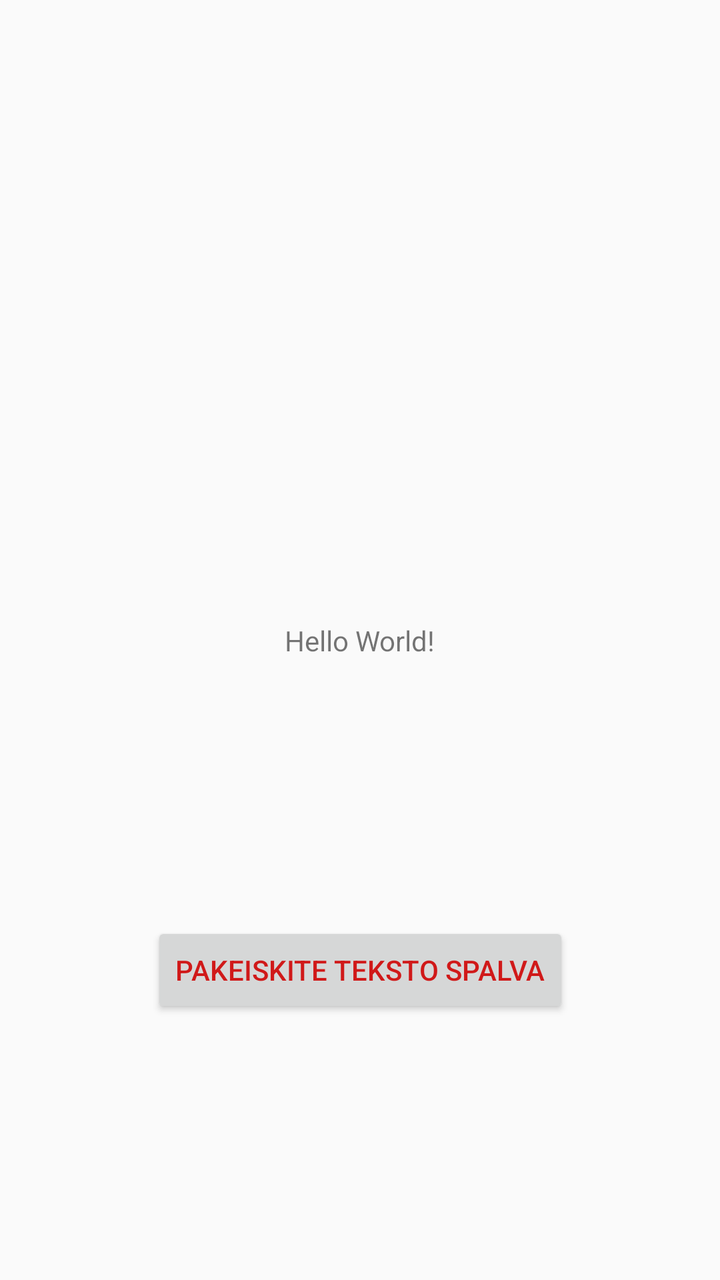
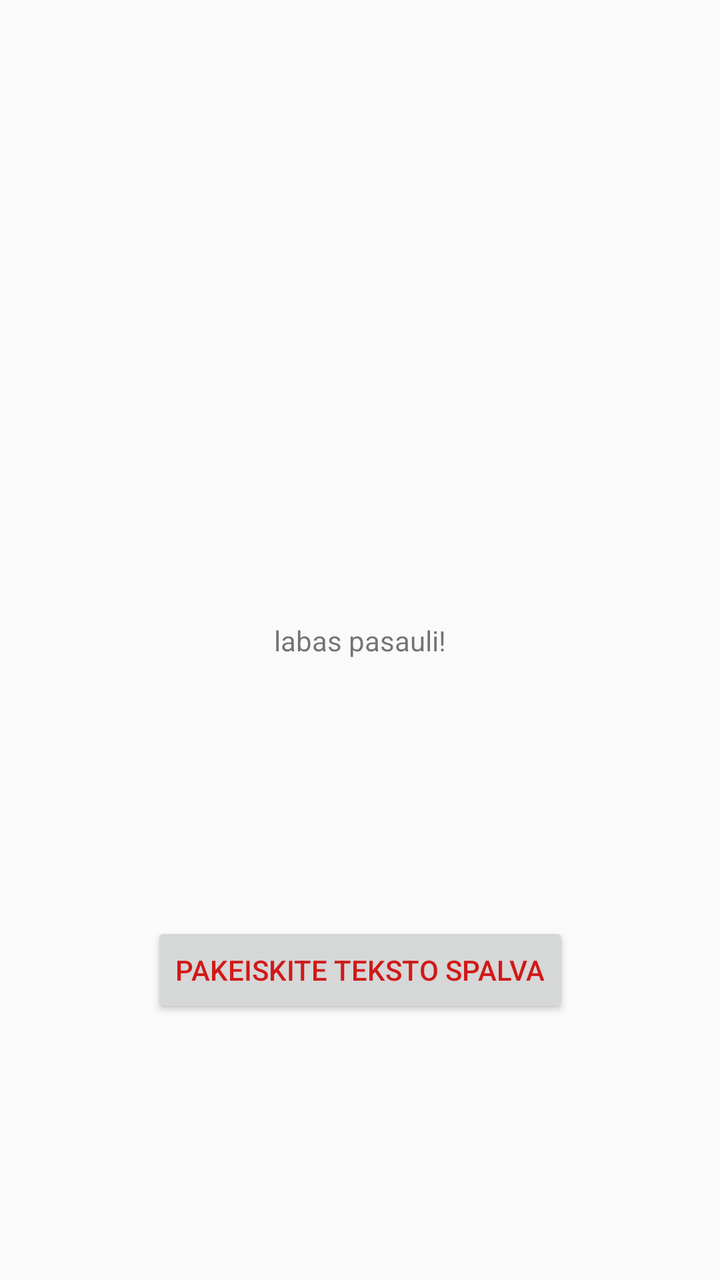

Compare the two renders of this Android layout. The source of the first and the diff that turns it into the second are given below.
<!-- AndroidManifest.xml: application theme Theme.MarTechPraktikosDarbas1 -->
<!-- res/layout/activity_main.xml -->
<?xml version="1.0" encoding="utf-8"?>
<androidx.constraintlayout.widget.ConstraintLayout xmlns:android="http://schemas.android.com/apk/res/android"
    xmlns:app="http://schemas.android.com/apk/res-auto"
    xmlns:tools="http://schemas.android.com/tools"
    android:id="@+id/main"
    android:layout_width="match_parent"
    android:layout_height="match_parent"
    tools:context=".MainActivity">

    <TextView
        android:id="@+id/textView"
        android:layout_width="wrap_content"
        android:layout_height="wrap_content"
        android:text="Hello World!"
        app:layout_constraintBottom_toBottomOf="parent"
        app:layout_constraintEnd_toEndOf="parent"
        app:layout_constraintStart_toStartOf="parent"
        app:layout_constraintTop_toTopOf="parent" />

    <Button
        android:id="@+id/btn"
        android:layout_width="wrap_content"
        android:layout_height="wrap_content"
        android:textColor="@color/red"
        android:text="Pakeiskite teksto spalva"
        app:layout_constraintBottom_toBottomOf="parent"
        app:layout_constraintEnd_toEndOf="parent"
        app:layout_constraintStart_toStartOf="parent"
        app:layout_constraintTop_toBottomOf="@+id/textView" />

</androidx.constraintlayout.widget.ConstraintLayout>
<!-- resources referenced by this layout -->
<resources>
  <color name="red">#D01919</color>
  <style name="Theme.MarTechPraktikosDarbas1" parent="Base.Theme.MarTechPraktikosDarbas1" />
  <style name="Base.Theme.MarTechPraktikosDarbas1" parent="Theme.AppCompat.Light">
          
          
      </style>
</resources>

<!-- the commit's change to res/layout/activity_main.xml (unified diff, before → after) -->
@@ -11,7 +11,7 @@
         android:id="@+id/textView"
         android:layout_width="wrap_content"
         android:layout_height="wrap_content"
-        android:text="Hello World!"
+        android:text="labas pasauli!"
         app:layout_constraintBottom_toBottomOf="parent"
         app:layout_constraintEnd_toEndOf="parent"
         app:layout_constraintStart_toStartOf="parent"
